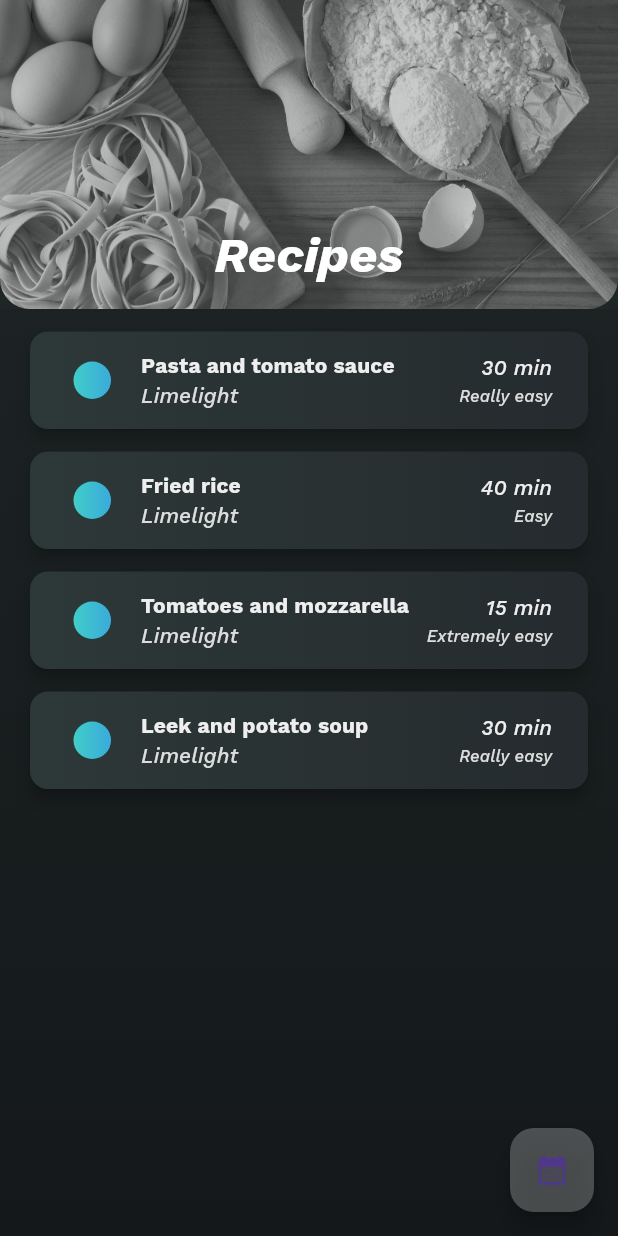
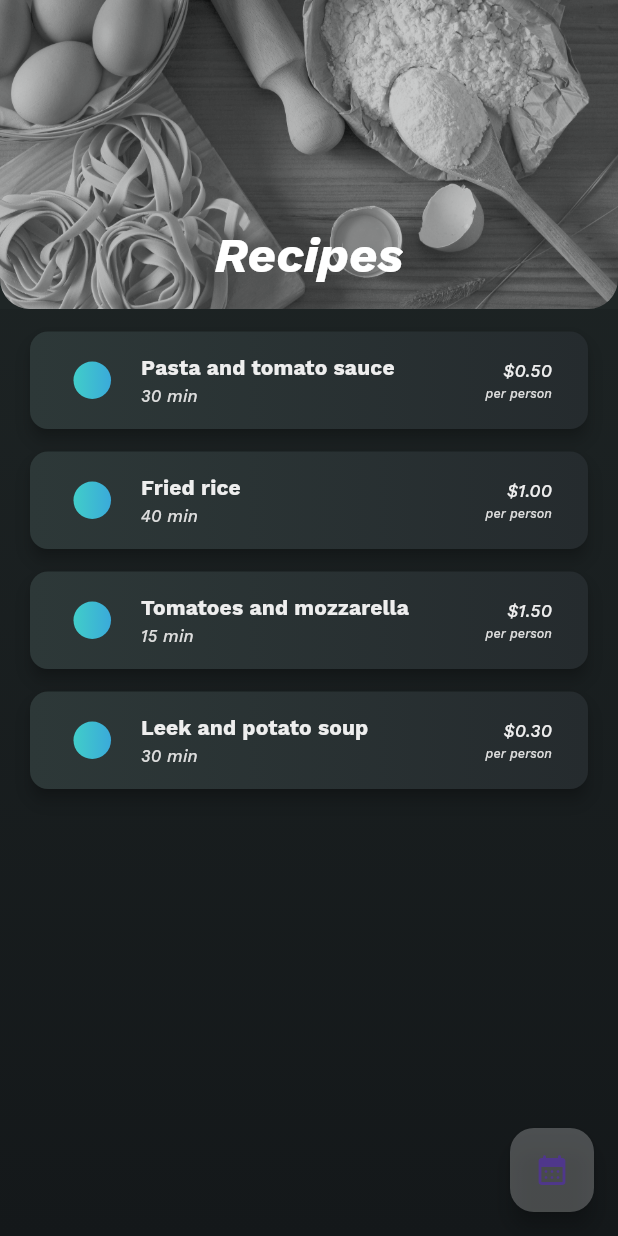
Before and after one commit to 3enedict/limelight, a Flutter app: the screen it shows after launch, swiped to page 3, on a phone screen of 412 x 824 dp. Run offline on Flutter 3.47's test engine with Material 2 defaults, Android fonts, the phone set to English and light mode, and no system bars; our stand-ins replace fluttericon, google_fonts; statements that could not run were skipped.

Commit message:
Made items more readable on small screens

```diff
--- a/lib/pages/ingredients_subpages/fish_page.dart
+++ b/lib/pages/ingredients_subpages/fish_page.dart
@@ -13,106 +13,106 @@ class FishPage extends StatelessWidget {
       IngredientData(
         name: 'Lettuce',
         season: 'Spring and fall',
-        price: '\$1.00 per head',
-        cheapness: 'Really cheap',
+        price: '\$1.00',
+        unit: 'per head',
         gradient: fishGradient,
       ),
       IngredientData(
         name: 'Kale',
         season: 'Fall and winter',
-        price: '\$2.00 per lb',
-        cheapness: 'Cheap',
+        price: '\$2.00',
+        unit: 'per lb',
         gradient: fishGradient,
       ),
       IngredientData(
         name: 'Arugula',
         season: 'Late spring and early fall',
-        price: '\$10.00 per lb',
-        cheapness: 'Expensive',
+        price: '\$10.00',
+        unit: 'per lb',
         gradient: fishGradient,
       ),
       IngredientData(
         name: 'Arugula',
         season: 'Late spring and early fall',
-        price: '\$10.00 per lb',
-        cheapness: 'Expensive',
+        price: '\$10.00',
+        unit: 'per lb',
         gradient: fishGradient,
       ),
       IngredientData(
         name: 'Arugula',
         season: 'Late spring and early fall',
-        price: '\$10.00 per lb',
-        cheapness: 'Expensive',
+        price: '\$10.00',
+        unit: 'per lb',
         gradient: fishGradient,
       ),
       IngredientData(
         name: 'Arugula',
         season: 'Late spring and early fall',
-        price: '\$10.00 per lb',
-        cheapness: 'Expensive',
+        price: '\$10.00',
+        unit: 'per lb',
         gradient: fishGradient,
       ),
       IngredientData(
         name: 'Arugula',
         season: 'Late spring and early fall',
-        price: '\$10.00 per lb',
-        cheapness: 'Expensive',
+        price: '\$10.00',
+        unit: 'per lb',
         gradient: fishGradient,
       ),
       IngredientData(
         name: 'Arugula',
         season: 'Late spring and early fall',
-        price: '\$10.00 per lb',
-        cheapness: 'Expensive',
+        price: '\$10.00',
+        unit: 'per lb',
         gradient: fishGradient,
       ),
       IngredientData(
         name: 'Arugula',
         season: 'Late spring and early fall',
-        price: '\$10.00 per lb',
-        cheapness: 'Expensive',
+        price: '\$10.00',
+        unit: 'per lb',
         gradient: fishGradient,
       ),
       IngredientData(
         name: 'Arugula',
         season: 'Late spring and early fall',
-        price: '\$10.00 per lb',
-        cheapness: 'Expensive',
+        price: '\$10.00',
+        unit: 'per lb',
         gradient: fishGradient,
       ),
       IngredientData(
         name: 'Arugula',
         season: 'Late spring and early fall',
-        price: '\$10.00 per lb',
-        cheapness: 'Expensive',
+        price: '\$10.00',
+        unit: 'per lb',
         gradient: fishGradient,
       ),
       IngredientData(
         name: 'Arugula',
         season: 'Late spring and early fall',
-        price: '\$10.00 per lb',
-        cheapness: 'Expensive',
+        price: '\$10.00',
+        unit: 'per lb',
         gradient: fishGradient,
       ),
       IngredientData(
         name: 'Arugula',
         season: 'Late spring and early fall',
-        price: '\$10.00 per lb',
-        cheapness: 'Expensive',
+        price: '\$10.00',
+        unit: 'per lb',
         gradient: fishGradient,
       ),
       IngredientData(
         name: 'Arugula',
         season: 'Late spring and early fall',
-        price: '\$10.00 per lb',
-        cheapness: 'Expensive',
+        price: '\$10.00',
+        unit: 'per lb',
         gradient: fishGradient,
       ),
       IngredientData(
         name: 'Arugula',
         season: 'Late spring and early fall',
-        price: '\$10.00 per lb',
-        cheapness: 'Expensive',
+        price: '\$10.00',
+        unit: 'per lb',
         gradient: fishGradient,
       ),
     ];
--- a/lib/pages/ingredients_subpages/leafy_greens_page.dart
+++ b/lib/pages/ingredients_subpages/leafy_greens_page.dart
@@ -13,50 +13,50 @@ class LeafyGreensPage extends StatelessWidget {
       IngredientData(
         name: 'Lettuce',
         season: 'Spring and fall',
-        price: '\$1.00 per head',
-        cheapness: 'Really cheap',
+        price: '\$1.00',
+        unit: 'per head',
         gradient: leafyGreensGradient,
       ),
       IngredientData(
         name: 'Kale',
         season: 'Fall and winter',
-        price: '\$2.00 per lb',
-        cheapness: 'Cheap',
+        price: '\$2.00',
+        unit: 'per lb',
         gradient: leafyGreensGradient,
       ),
       IngredientData(
         name: 'Arugula',
         season: 'Late spring and early fall',
-        price: '\$10.00 per lb',
-        cheapness: 'Expensive',
+        price: '\$10.00',
+        unit: 'per lb',
         gradient: leafyGreensGradient,
       ),
       IngredientData(
         name: 'Arugula',
         season: 'Late spring and early fall',
-        price: '\$10.00 per lb',
-        cheapness: 'Expensive',
+        price: '\$10.00',
+        unit: 'per lb',
         gradient: leafyGreensGradient,
       ),
       IngredientData(
         name: 'Arugula',
         season: 'Late spring and early fall',
-        price: '\$10.00 per lb',
-        cheapness: 'Expensive',
+        price: '\$10.00',
+        unit: 'per lb',
         gradient: leafyGreensGradient,
       ),
       IngredientData(
         name: 'Arugula',
         season: 'Late spring and early fall',
-        price: '\$10.00 per lb',
-        cheapness: 'Expensive',
+        price: '\$10.00',
+        unit: 'per lb',
         gradient: leafyGreensGradient,
       ),
       IngredientData(
         name: 'Arugula',
         season: 'Late spring and early fall',
-        price: '\$10.00 per lb',
-        cheapness: 'Expensive',
+        price: '\$10.00',
+        unit: 'per lb',
         gradient: leafyGreensGradient,
       ),
     ];
--- a/lib/pages/ingredients_subpages/meat_page.dart
+++ b/lib/pages/ingredients_subpages/meat_page.dart
@@ -13,50 +13,50 @@ class MeatsPage extends StatelessWidget {
       IngredientData(
         name: 'Lettuce',
         season: 'Spring and fall',
-        price: '\$1.00 per head',
-        cheapness: 'Really cheap',
+        price: '\$1.00',
+        unit: 'per head',
         gradient: meatGradient,
       ),
       IngredientData(
         name: 'Kale',
         season: 'Fall and winter',
-        price: '\$2.00 per lb',
-        cheapness: 'Cheap',
+        price: '\$2.00',
+        unit: 'per lb',
         gradient: meatGradient,
       ),
       IngredientData(
         name: 'Arugula',
         season: 'Late spring and early fall',
-        price: '\$10.00 per lb',
-        cheapness: 'Expensive',
+        price: '\$10.00',
+        unit: 'per lb',
         gradient: meatGradient,
       ),
       IngredientData(
         name: 'Arugula',
         season: 'Late spring and early fall',
-        price: '\$10.00 per lb',
-        cheapness: 'Expensive',
+        price: '\$10.00',
+        unit: 'per lb',
         gradient: meatGradient,
       ),
       IngredientData(
         name: 'Arugula',
         season: 'Late spring and early fall',
-        price: '\$10.00 per lb',
-        cheapness: 'Expensive',
+        price: '\$10.00',
+        unit: 'per lb',
         gradient: meatGradient,
       ),
       IngredientData(
         name: 'Arugula',
         season: 'Late spring and early fall',
-        price: '\$10.00 per lb',
-        cheapness: 'Expensive',
+        price: '\$10.00',
+        unit: 'per lb',
         gradient: meatGradient,
       ),
       IngredientData(
         name: 'Arugula',
         season: 'Late spring and early fall',
-        price: '\$10.00 per lb',
-        cheapness: 'Expensive',
+        price: '\$10.00',
+        unit: 'per lb',
         gradient: meatGradient,
       ),
     ];
--- a/lib/pages/ingredients_subpages/vegetables_page.dart
+++ b/lib/pages/ingredients_subpages/vegetables_page.dart
@@ -13,50 +13,50 @@ class VegetablesPage extends StatelessWidget {
       IngredientData(
         name: 'Lettuce',
         season: 'Spring and fall',
-        price: '\$1.00 per head',
-        cheapness: 'Really cheap',
+        price: '\$1.00',
+        unit: 'per head',
         gradient: vegetablesGradient,
       ),
       IngredientData(
         name: 'Kale',
         season: 'Fall and winter',
-        price: '\$2.00 per lb',
-        cheapness: 'Cheap',
+        price: '\$2.00',
+        unit: 'per lb',
         gradient: vegetablesGradient,
       ),
       IngredientData(
         name: 'Arugula',
         season: 'Late spring and early fall',
-        price: '\$10.00 per lb',
-        cheapness: 'Expensive',
+        price: '\$10.00',
+        unit: 'per lb',
         gradient: vegetablesGradient,
       ),
       IngredientData(
         name: 'Arugula',
         season: 'Late spring and early fall',
-        price: '\$10.00 per lb',
-        cheapness: 'Expensive',
+        price: '\$10.00',
+        unit: 'per lb',
         gradient: vegetablesGradient,
       ),
       IngredientData(
         name: 'Arugula',
         season: 'Late spring and early fall',
-        price: '\$10.00 per lb',
-        cheapness: 'Expensive',
+        price: '\$10.00',
+        unit: 'per lb',
         gradient: vegetablesGradient,
       ),
       IngredientData(
         name: 'Arugula',
         season: 'Late spring and early fall',
-        price: '\$10.00 per lb',
-        cheapness: 'Expensive',
+        price: '\$10.00',
+        unit: 'per lb',
         gradient: vegetablesGradient,
       ),
       IngredientData(
         name: 'Arugula',
         season: 'Late spring and early fall',
-        price: '\$10.00 per lb',
-        cheapness: 'Expensive',
+        price: '\$10.00',
+        unit: 'per lb',
         gradient: vegetablesGradient,
       ),
     ];
--- a/lib/pages/recipes_page.dart
+++ b/lib/pages/recipes_page.dart
@@ -10,30 +10,26 @@ class RecipesPage extends StatelessWidget {
   final recipes = [
     RecipeData(
       name: 'Pasta and tomato sauce',
-      creator: 'Limelight',
       time: '30 min',
-      easiness: 'Really easy',
+      price: '\$0.50',
       gradient: limelightGradient,
     ),
     RecipeData(
       name: 'Fried rice',
-      creator: 'Limelight',
       time: '40 min',
-      easiness: 'Easy',
+      price: '\$1.00',
       gradient: limelightGradient,
     ),
     RecipeData(
       name: 'Tomatoes and mozzarella',
-      creator: 'Limelight',
       time: '15 min',
-      easiness: 'Extremely easy',
+      price: '\$1.50',
       gradient: limelightGradient,
     ),
     RecipeData(
       name: 'Leek and potato soup',
-      creator: 'Limelight',
       time: '30 min',
-      easiness: 'Really easy',
+      price: '\$0.30',
       gradient: limelightGradient,
     ),
   ];
--- a/lib/pages/shopping_list_page.dart
+++ b/lib/pages/shopping_list_page.dart
@@ -18,22 +18,22 @@ class ShoppingListPageState extends State<ShoppingListPage>
     IngredientData(
       name: 'Lettuce',
       season: 'Spring and fall',
-      price: '\$1.00 per head',
-      cheapness: 'Really cheap',
+      price: '\$1.00',
+      unit: 'per head',
       gradient: meatGradient,
     ),
     IngredientData(
       name: 'Kale',
       season: 'Fall and winter',
-      price: '\$2.00 per lb',
-      cheapness: 'Cheap',
+      price: '\$2.00',
+      unit: 'per lb',
       gradient: meatGradient,
     ),
     IngredientData(
       name: 'Arugula',
       season: 'Late spring and early fall',
-      price: '\$10.00 per lb',
-      cheapness: 'Expensive',
+      price: '\$10.00',
+      unit: 'per lb',
       gradient: meatGradient,
     ),
   ];
@@ -60,8 +60,8 @@ class ShoppingListPageState extends State<ShoppingListPage>
               IngredientData(
                 name: 'Arugula',
                 season: 'Late spring and early fall',
-                price: '\$10.00 per lb',
-                cheapness: 'Expensive',
+                price: '\$10.00',
+                unit: 'per lb',
                 gradient: meatGradient,
               ),
             );
--- a/lib/widgets/item.dart
+++ b/lib/widgets/item.dart
@@ -74,12 +74,18 @@ class Item extends StatelessWidget {
                           ),
                         ),
                       ),
+                      const SizedBox(
+                        height: 1,
+                      ),
                       Text(
                         subTitle,
                         style: GoogleFonts.workSans(
-                          textStyle: const TextStyle(
+                          textStyle: TextStyle(
                             fontStyle: FontStyle.italic,
-                            color: Color(0xFFDDDDDD),
+                            fontSize: 14 *
+                                MediaQuery.of(context).textScaleFactor *
+                                0.8,
+                            color: const Color(0xFFDDDDDD),
                           ),
                         ),
                       ),
@@ -93,9 +99,11 @@ class Item extends StatelessWidget {
                   Text(
                     info,
                     style: GoogleFonts.workSans(
-                      textStyle: const TextStyle(
+                      textStyle: TextStyle(
                         fontStyle: FontStyle.italic,
-                        color: Color(0xFFEEEEEE),
+                        fontSize:
+                            14 * MediaQuery.of(context).textScaleFactor * 0.85,
+                        color: const Color(0xFFEEEEEE),
                       ),
                     ),
                   ),
@@ -108,7 +116,7 @@ class Item extends StatelessWidget {
                       textStyle: TextStyle(
                         fontStyle: FontStyle.italic,
                         fontSize:
-                            14 * MediaQuery.of(context).textScaleFactor * 0.8,
+                            14 * MediaQuery.of(context).textScaleFactor * 0.6,
                         color: const Color(0xFFDDDDDD),
                       ),
                     ),
--- a/lib/widgets/recipe.dart
+++ b/lib/widgets/recipe.dart
@@ -6,25 +6,23 @@ import 'package:limelight/gradients.dart';
 
 class RecipeData {
   final String name;
-  final String creator;
   final String time;
-  final String easiness;
+  final String price;
   final List<Color> gradient;
 
   RecipeData({
     required this.name,
-    required this.creator,
     required this.time,
-    required this.easiness,
+    required this.price,
     required this.gradient,
   });
 
   Item toItem(VoidCallback onPressed) {
     return Item(
       title: name,
-      subTitle: creator,
-      info: time,
-      subInfo: easiness,
+      subTitle: time,
+      info: price,
+      subInfo: "per person",
       accentGradient: gradient,
       backgroundGradient: toSurfaceGradient(gradient),
       onPressed: onPressed,
@@ -34,9 +32,9 @@ class RecipeData {
   ButtonItem toButtonItem() {
     return ButtonItem(
       title: name,
-      subTitle: creator,
-      info: time,
-      subInfo: easiness,
+      subTitle: time,
+      info: price,
+      subInfo: "per person",
       accentGradient: gradient,
       backgroundGradient: toSurfaceGradient(gradient),
     );
```
Also changed, not shown: lib/widgets/ingredient.dart (+4 -4 lines), 1 other file.
